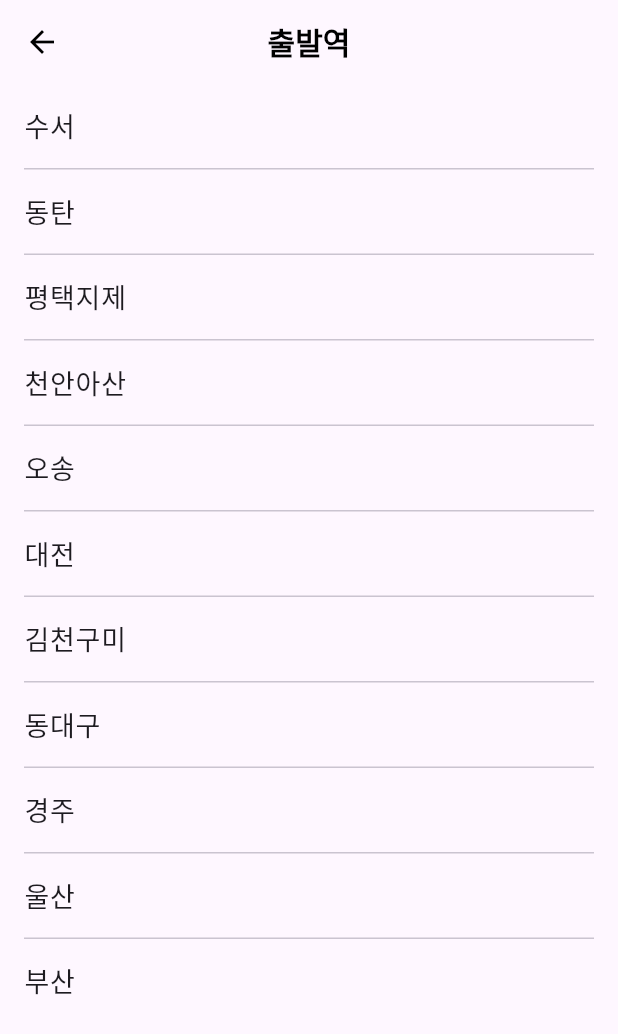
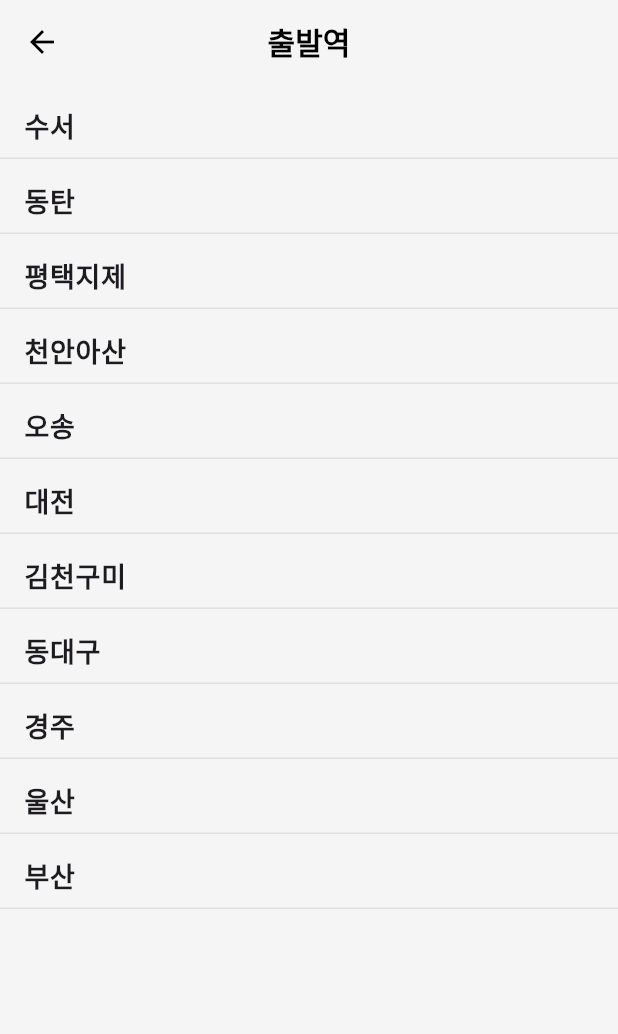
Before and after one commit to HyuntaeParkK/flutter_train_app, a Flutter app: the screen it shows after launch, after a tap on "출발역", on a phone screen of 412 x 824 dp. Shown: the top 1034 px of the screen. Run offline on Flutter 3.47's test engine with Material 3 defaults, Android fonts, the phone set to English and light mode, and no system bars.

Commit message:
역 선택 페이지 과제에 맞게 수정

```diff
--- a/lib/main.dart
+++ b/lib/main.dart
@@ -11,9 +11,11 @@ class MyApp extends StatelessWidget {
   @override
   Widget build(BuildContext context) {
     return MaterialApp(
-      title: 'flutter_train_app', // 프로젝트 명
-      theme: ThemeData(
-        primarySwatch: Colors.deepPurple, // 전체적인 앱의 기본 색상
+      title: 'flutter_train_app', // 프로젝트 명 반영
+      // 변경 시작: 다크 테마 적용을 위한 theme, darkTheme, themeMode 설정
+      theme: ThemeData( // 기본 밝은 테마
+        primarySwatch: Colors.deepPurple, // 앱의 기본 색상 (AppBar 등)
+        scaffoldBackgroundColor: Colors.grey[100], // Scaffold 기본 배경색 (HomePage의 Colors.grey[100] 대체)
         appBarTheme: const AppBarTheme(
           backgroundColor: Colors.transparent, // AppBar 기본 배경색 투명
           elevation: 0, // AppBar 기본 그림자 제거
@@ -24,7 +26,31 @@ class MyApp extends StatelessWidget {
             fontWeight: FontWeight.bold,
           ),
         ),
+        brightness: Brightness.light, // 이 테마가 밝은 테마임을 명시
       ),
+      darkTheme: ThemeData( // 다크 테마
+        primarySwatch: Colors.deepPurple, // 다크 테마에서도 기본 색상 유지
+        scaffoldBackgroundColor: Colors.grey[850], // 다크 모드에서의 Scaffold 배경색 (아주 어두운 회색)
+        appBarTheme: AppBarTheme(
+          backgroundColor: Colors.transparent,
+          elevation: 0,
+          iconTheme: const IconThemeData(color: Colors.white), // 다크 모드 AppBar 아이콘 색상
+          titleTextStyle: const TextStyle(
+            color: Colors.white, // 다크 모드 AppBar 타이틀 텍스트 색상
+            fontSize: 20,
+            fontWeight: FontWeight.bold,
+          ),
+        ),
+        cardColor: Colors.grey[800], // 다크 모드에서의 Card 색상
+        textTheme: Theme.of(context).textTheme.apply( // 다크 모드 텍스트 색상 기본값
+          bodyColor: Colors.white,
+          displayColor: Colors.white,
+        ),
+        brightness: Brightness.dark, // 이 테마가 어두운 테마임을 명시
+      ),
+      themeMode: ThemeMode.system, // 시스템 설정에 따라 테마 자동 전환 (가장 권장되는 방식)
+      // 변경 끝
+
       home: const HomePage(), // 초기 화면 이름을 HomePage로 설정
     );
   }
--- a/lib/station_list_page.dart
+++ b/lib/station_list_page.dart
@@ -4,46 +4,59 @@ import 'package:flutter/material.dart';
 class StationListPage extends StatelessWidget {
   final List<String> stationList;
   final String title;
-  final String? excludedStation; // 변경: 제외할 역을 받을 매개변수 추가
+  final String? excludedStation;
 
   const StationListPage({
     super.key,
     required this.stationList,
     required this.title,
-    this.excludedStation, // 변경: 제외할 역은 선택 사항이므로 nullable로 선언
+    this.excludedStation,
   });
 
   @override
   Widget build(BuildContext context) {
-    // 변경: 제외할 역을 필터링합니다.
     final List<String> filteredStationList = stationList
         .where((station) => station != excludedStation)
         .toList();
 
     return Scaffold(
+      // Scaffold 배경색은 main.dart의 ThemeData에서 관리하므로 여기서 직접 지정하지 않습니다.
       appBar: AppBar(
+        // ❶ 앱바 타이틀 글자에 별도의 스타일 지정 X (main.dart의 AppBarTheme이 적용됨)
         title: Text(title),
         centerTitle: true,
+        // ❷ 뒤로가기 버튼: 별도로 선언하지 않고 AppBar에서 기본으로 나오는 버튼 사용 (자동으로 생성됨)
       ),
       body: ListView.builder(
-        itemCount: filteredStationList.length, // 변경: 필터링된 리스트의 길이를 사용
+        itemCount: filteredStationList.length,
         itemBuilder: (context, index) {
-          final String currentStation = filteredStationList[index]; // 변경: 필터링된 리스트의 역 사용
-          return Column(
-            children: [
-              ListTile(
-                title: Text(
-                  currentStation, // 변경: 필터링된 리스트의 역 사용
-                  style: const TextStyle(fontSize: 18.0),
+          final String currentStation = filteredStationList[index];
+          return Container( // ❹ 기차역 이름 감싸고 있는 영역: Container로 감싸서 높이와 테두리 지정
+            height: 50, // ❹ 높이: 50
+            decoration: BoxDecoration(
+              border: Border( // ❹ 테두리: 아래에만 Colors.grey[300]!
+                bottom: BorderSide(
+                  color: Colors.grey[300]!,
+                  width: 1.0,
                 ),
-                onTap: () {
-                  Navigator.pop(context, currentStation); // 선택된 역을 이전 화면으로 반환
-                },
               ),
-              if (index < filteredStationList.length - 1) // 변경: 필터링된 리스트의 길이를 사용
-                const Divider(height: 1, indent: 16, endIndent: 16,),
-            ],
+            ),
+            child: ListTile(
+              title: Text(
+                currentStation,
+                style: const TextStyle(
+                  fontSize: 18.0, // ❸ 글자 크기: 18
+                  fontWeight: FontWeight.bold, // ❸ 글자 두께: FontWeight.bold
+                ),
+              ),
+              onTap: () {
+                Navigator.pop(context, currentStation); // 선택된 역을 이전 화면으로 반환
+              },
+            ),
           );
+          // 변경: 기존의 Divider는 Container의 border로 대체되었으므로 제거합니다.
+          // if (index < filteredStationList.length - 1)
+          //   const Divider(height: 1, indent: 16, endIndent: 16,),
         },
       ),
     );
```
